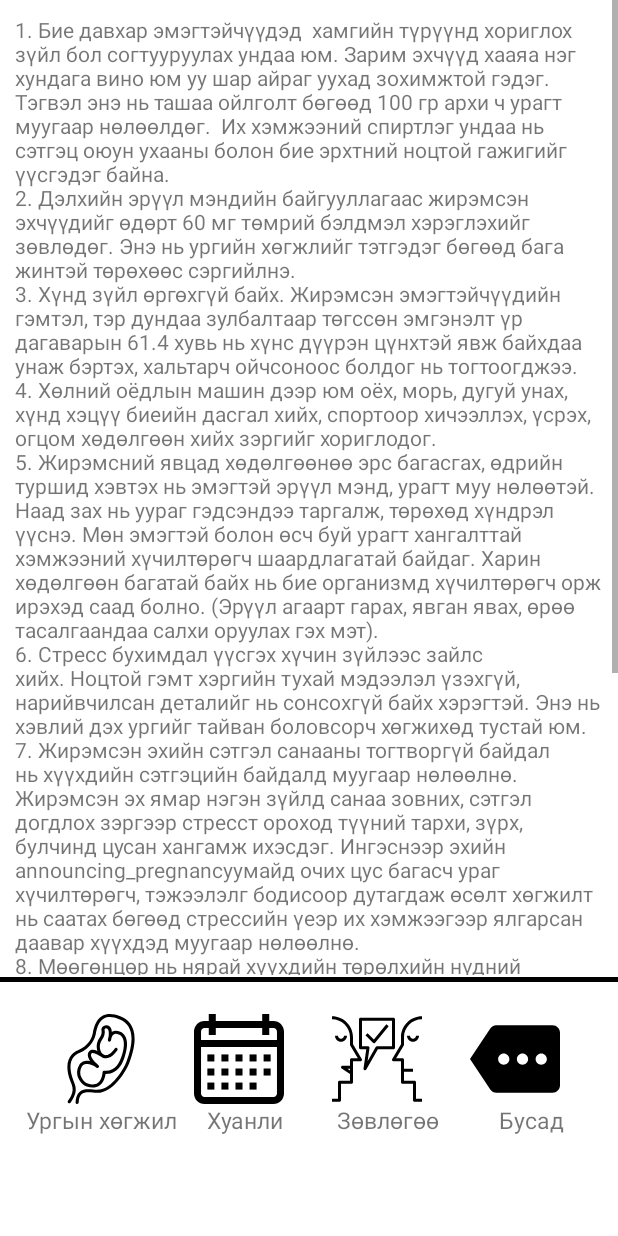
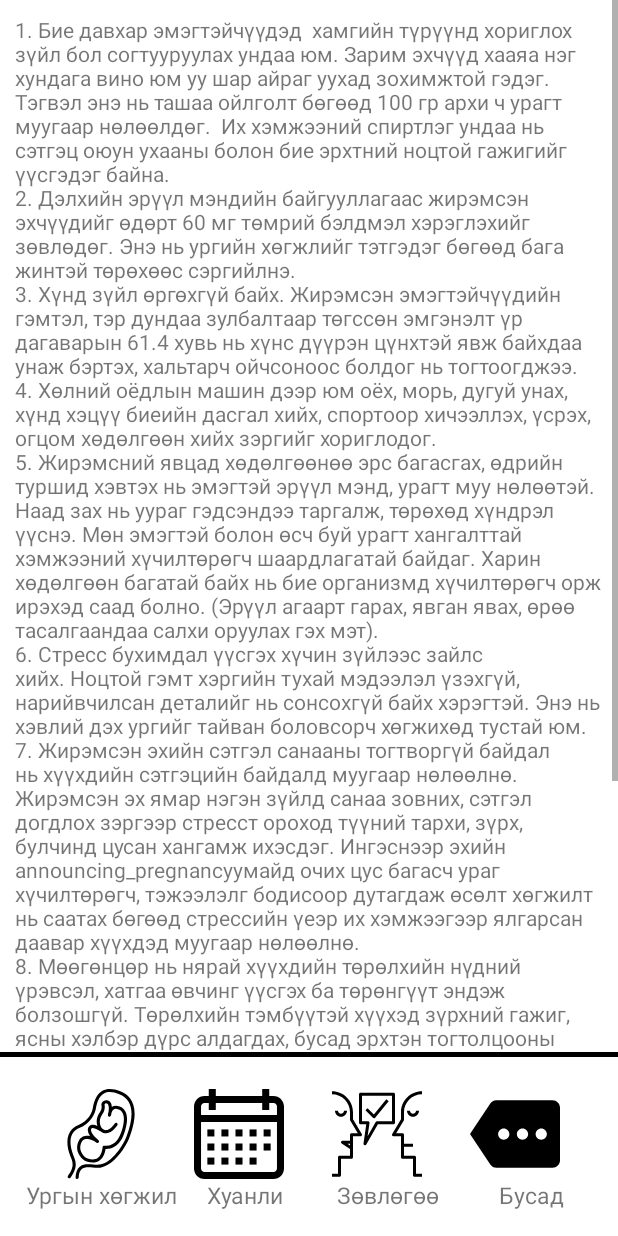
Before and after one commit to Ganhulug/Pregnancy, an Android app: the layout activity_advice.xml on its own in the app's theme, with its tools: preview values and no code run, on a phone screen of 412 x 824 dp. Run offline under Robolectric (Android 15) with nearby library versions, the phone set to English and light mode, and no system bars.

Commit message:
bla2
Нөгөө балиар юмныхаа бусдыг нь нэмж заслаа

```diff
--- a/app/src/main/res/layout/activity_advice.xml
+++ b/app/src/main/res/layout/activity_advice.xml
@@ -11,8 +11,8 @@
 
     <ScrollView
         android:layout_width="match_parent"
-        android:layout_height="650dp"
-
+        android:layout_height="0dp"
+        android:layout_weight=".85"
         android:background="#FFFF">
 
         <RelativeLayout
@@ -40,7 +40,8 @@
     </ScrollView>
     <LinearLayout
         android:layout_width="match_parent"
-        android:layout_height="match_parent"
+        android:layout_height="0dp"
+        android:layout_weight=".15"
         android:orientation="vertical"
         android:background="#FFFF">
         <ImageView
--- a/app/src/main/res/layout/activity_calendar.xml
+++ b/app/src/main/res/layout/activity_calendar.xml
@@ -11,7 +11,8 @@
 
     <ScrollView
         android:layout_width="match_parent"
-        android:layout_height="650dp"
+        android:layout_height="0dp"
+        android:layout_weight=".85"
         android:background="#FFFF">
 
         <RelativeLayout
@@ -29,7 +30,8 @@
     </ScrollView>
     <LinearLayout
         android:layout_width="match_parent"
-        android:layout_height="match_parent"
+        android:layout_height="0dp"
+        android:layout_weight=".15"
         android:orientation="vertical"
         android:background="#FFFF">
         <ImageView
--- a/app/src/main/res/layout/activity_more.xml
+++ b/app/src/main/res/layout/activity_more.xml
@@ -11,7 +11,8 @@
 
     <ScrollView
         android:layout_width="match_parent"
-        android:layout_height="650dp"
+        android:layout_height="0dp"
+        android:layout_weight=".85"
         android:background="#FFFF">
 
         <RelativeLayout
@@ -29,7 +30,8 @@
     </ScrollView>
     <LinearLayout
         android:layout_width="match_parent"
-        android:layout_height="match_parent"
+        android:layout_height="0dp"
+        android:layout_weight=".15"
         android:orientation="vertical"
         android:background="#FFFF">
         <ImageView
```
